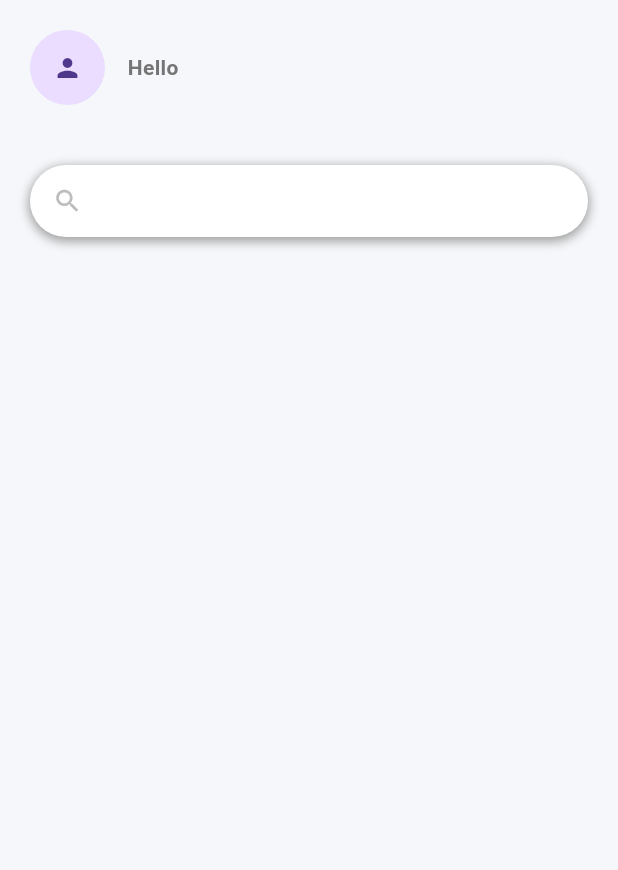
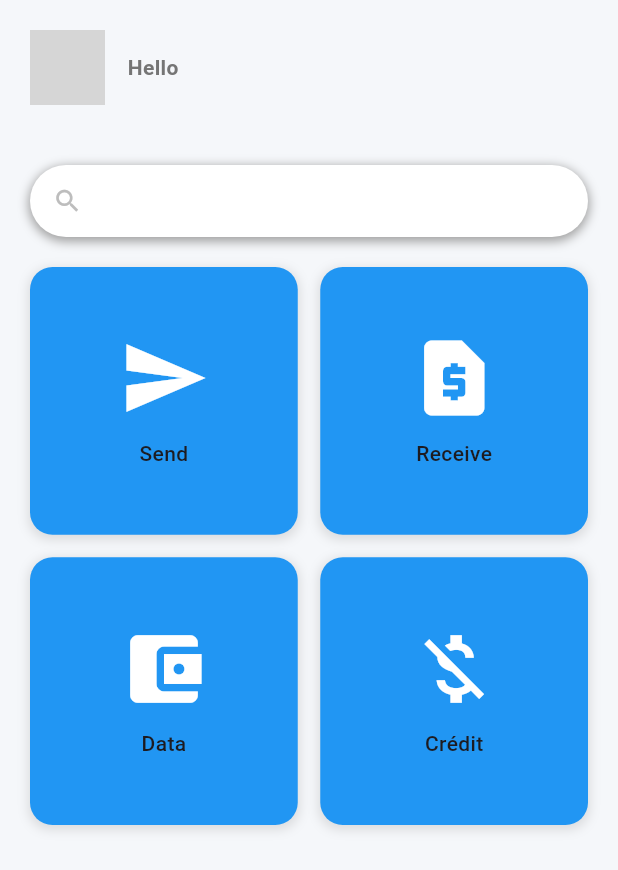
Before and after one commit to dairoudjamila/lewrupay, a Flutter app: the MainHome screen opened directly, on a phone screen of 412 x 824 dp. Shown: the top 870 px of the screen. Run offline on Flutter 3.47's test engine with Material 3 defaults, Android fonts, the phone set to English and light mode, and no system bars; our stand-ins replace get; missing offline and left inert: gradient_elevated_button; statements that could not run were skipped; grey boxes are pictures that could not be loaded.

Commit message:
ajout d'un page

```diff
--- a/lib/views/Main Home.dart
+++ b/lib/views/Main Home.dart
@@ -16,15 +16,14 @@ class _MainHomeState extends State<MainHome> {
         child: Column(
           children: [
             _buildHeader(),
-            //_buildBaLanceCard(),
+            // _buildBaLanceCard(),
             _buildSearchBar(),
 
-            // _buildActionButtons(),
-            const Spacer(),
+            _buildActionButtons(),
           ],
         ),
       ),
-      //bottomNavigationBar: _buildBottomNavigationBar(),
+      // bottomNavigationBar: _buildBottomNavigationBar(),
     );
   }
 
@@ -35,7 +34,7 @@ class _MainHomeState extends State<MainHome> {
         children: [
           CircleAvatar(
             radius: 25,
-            //backgroundImage: AssetImage('Images'),
+            backgroundImage: AssetImage('Images'),
             child: Icon(Icons.person, size: 20),
           ),
           const SizedBox(width: 15),
@@ -112,7 +111,7 @@ class _MainHomeState extends State<MainHome> {
           const SizedBox(width: 10),
           Expanded(
             child: TextField(
-              //controller: _SearchController,
+              // controller: _SearchController,
               decoration: const InputDecoration(
                 border: InputBorder.none,
                 hintText: '',
@@ -124,4 +123,54 @@ class _MainHomeState extends State<MainHome> {
       ),
     );
   }
+
+  Widget _buildActionButtons() {
+    return GridView(
+      padding: const EdgeInsets.symmetric(horizontal: 20.0),
+      shrinkWrap: true,
+      gridDelegate: SliverGridDelegateWithFixedCrossAxisCount(
+        crossAxisCount: 2,
+        crossAxisSpacing: 15,
+        mainAxisSpacing: 15,
+      ),
+      children: [
+        _gridViewItem('Send', Icons.send),
+        _gridViewItem('Receive', Icons.request_page),
+        _gridViewItem('Data', Icons.account_balance_wallet),
+        _gridViewItem('Crédit', Icons.money_off),
+      ],
+    );
+  }
+
+  _gridViewItem(String title, IconData icon) {
+    return Container(
+      decoration: BoxDecoration(
+        color: Colors.blue,
+        borderRadius: BorderRadius.circular(15),
+        boxShadow: [
+          BoxShadow(
+            color: Colors.grey.withOpacity(0.3),
+            spreadRadius: 1,
+            blurRadius: 5,
+            offset: const Offset(0, 2),
+          ),
+        ],
+      ),
+      child: Column(
+        mainAxisAlignment: MainAxisAlignment.center,
+        children: [
+          CircleAvatar(
+            radius: 30,
+            backgroundColor: Colors.blue,
+            child: Icon(icon, color: Colors.white, size: 60),
+          ),
+          const SizedBox(height: 10),
+          Text(
+            title,
+            style: const TextStyle(fontSize: 14, fontWeight: FontWeight.w500),
+          ),
+        ],
+      ),
+    );
+  }
 }
--- a/lib/views/Sign up credit 2.dart
+++ b/lib/views/Sign up credit 2.dart
@@ -1,4 +1,5 @@
 import 'package:flutter/material.dart';
+import 'package:lewrupay/views/Main%20Home.dart';
 
 class Signupcredit2 extends StatelessWidget {
   const Signupcredit2({super.key});
@@ -64,7 +65,14 @@ class Signupcredit2 extends StatelessWidget {
                         padding: const EdgeInsets.symmetric(horizontal: 5),
                         child: MaterialButton(
                           minWidth: double.infinity,
-                          onPressed: () {},
+                          onPressed: () {
+                            Navigator.push(
+                              context,
+                              MaterialPageRoute(
+                                builder: (context) => MainHome(),
+                              ),
+                            );
+                          },
                           // ignore: sort_child_properties_last
                           child: Text('Proceed'),
                           color: Colors.blue,
--- a/lib/views/onboarding1.dart
+++ b/lib/views/onboarding1.dart
@@ -20,7 +20,7 @@ class Onboarding1 extends StatelessWidget {
                   width: 550,
                   height: 200,
 
-                  child: Image.asset("image/onboarding phone.png"),
+                  child: Image.asset("images/onboarding phone.png"),
                 ),
               ),
               SizedBox(height: 100),
--- a/lib/views/onboarding2.dart
+++ b/lib/views/onboarding2.dart
@@ -18,7 +18,7 @@ class Onboarding2 extends StatelessWidget {
                   width: 550,
                   height: 300,
 
-                  child: Image.asset("image/onboarding2 photo.png"),
+                  child: Image.asset("images/onboarding2 photo.png"),
                 ),
               ),
               SizedBox(height: 90),
--- a/lib/views/phone number.dart
+++ b/lib/views/phone number.dart
@@ -1,4 +1,5 @@
 import 'package:flutter/material.dart';
+import 'package:lewrupay/views/Main%20Home.dart';
 
 class Phonenumber extends StatelessWidget {
   const Phonenumber({super.key});
@@ -28,7 +29,12 @@ class Phonenumber extends StatelessWidget {
               padding: const EdgeInsets.symmetric(horizontal: 5),
               child: MaterialButton(
                 minWidth: double.infinity,
-                onPressed: () {},
+                onPressed: () {
+                  Navigator.push(
+                    context,
+                    MaterialPageRoute(builder: (context) => MainHome()),
+                  );
+                },
                 // ignore: sort_child_properties_last
                 child: Text('Send'),
                 color: Colors.blue,
--- a/pubspec.yaml
+++ b/pubspec.yaml
@@ -62,7 +62,7 @@ flutter:
   # To add assets to your application, add an assets section, like this:
   assets:
       - images/
-      - image/
+  #   - images/a_dot_ham.jpeg
 
   # An image asset can refer to one or more resolution-specific "variants", see
   # https://flutter.dev/to/resolution-aware-images
```
Also changed, not shown: flutter_01.png (added), flutter_02.png (added), flutter_03.png (added).
